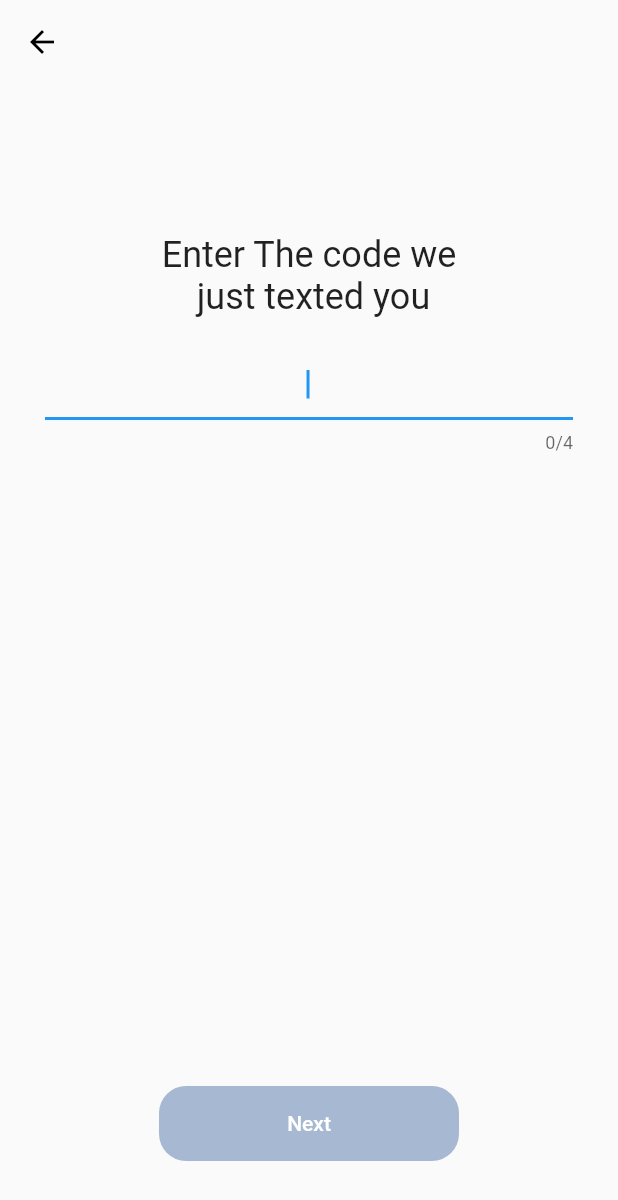
After one commit to markMichail/clubhouse-unofficial, a Flutter app: the ConfirmCodeScreen screen opened by its route, on a phone screen of 412 x 824 dp. The commit adds this screen. Shown: the top 1200 px of the screen. Run offline on Flutter 3.47's test engine with Material 2 defaults, Android fonts, the phone set to English and light mode, and no system bars; our stand-ins replace dio, intl_phone_number_input, shared_preferences; missing offline and left inert: flutter_sim_country_code; accounts and stored records are empty.

Commit message:
login and verify code screens and apis

```diff
--- /dev/null
+++ b/lib/api/models/User.dart
@@ -0,0 +1,63 @@
+import 'package:flutter/widgets.dart';
+
+class User with ChangeNotifier {
+  int userId;
+  String name;
+  String photoUrl;
+  String username;
+  String authToken;
+  bool waitlisted;
+
+  // List<User> speakers;
+  // List<User> followedBySpeaker;
+  // List<User> others;
+  // User.forUserChannel({this.userId, this.name, this.photoUrl});
+
+  User({
+    this.userId,
+    this.name,
+    this.authToken,
+    this.photoUrl,
+    this.username,
+    this.waitlisted,
+  });
+
+  factory User.fromJson({@required Map<String, dynamic> json}) {
+    return User(
+      name: json['name'],
+      authToken: json['auth_token'],
+      photoUrl: json['photo_url'],
+      userId: int.tryParse(json['user_id']),
+      username: json['username'],
+      waitlisted: json['waitlisted'],
+    );
+  }
+
+  setProvider(json) {
+    return User.fromJson(json: json);
+  }
+
+  Map<String, dynamic> toJson() => {
+        'name': name,
+        'auth_token': authToken,
+        'photo_url': photoUrl,
+        'user_id': userId.toString(),
+        'username': username,
+        'waitlisted': waitlisted
+      };
+
+  // loadData({source}) {
+  //   var data = jsonDecode(source);
+  //   try {
+  //     this.userId = int.parse(data['user_id']);
+  //   } catch (e) {
+  //     this.userId = data['user_id'];
+  //   }
+  //   // this.userId = int.parse(data['user_id']);
+  //   this.name = data['name'];
+  //   this.photoUrl = data['photo_url'];
+  //   this.username = data['username'];
+  //   this.authToken = data['user_token'];
+  //   this.deviceId = data['device_id'] ?? "";
+  // }
+}
--- /dev/null
+++ b/lib/screen arguments/confirm_code_screen_arguments.dart
@@ -0,0 +1,6 @@
+import 'package:flutter/widgets.dart';
+
+class ConfirmCodeScreenArguments {
+  final String phoneNumber;
+  ConfirmCodeScreenArguments({@required this.phoneNumber});
+}
--- /dev/null
+++ b/lib/screens/confirm_code_screen.dart
@@ -0,0 +1,114 @@
+import 'package:club_house_unofficial/api/keys.dart';
+import 'package:club_house_unofficial/api/methods/CompletePhoneNumberAuth.dart';
+import 'package:club_house_unofficial/api/models/User.dart';
+import 'package:club_house_unofficial/screen%20arguments/confirm_code_screen_arguments.dart';
+import 'package:club_house_unofficial/screens/home_screen.dart';
+import 'package:flutter/material.dart';
+import 'package:provider/provider.dart';
+
+class ConfirmCodeScreen extends StatefulWidget {
+  static const routeName = '/confirmCodeScreen';
+  ConfirmCodeScreen();
+  @override
+  _ConfirmCodeScreenState createState() => _ConfirmCodeScreenState();
+}
+
+class _ConfirmCodeScreenState extends State<ConfirmCodeScreen> {
+  TextEditingController _textEditingController = TextEditingController();
+  FocusNode _focusNode = FocusNode();
+
+  verifyCode(phoneNumber, context) async {
+    showLoadingDialog(context);
+    await CompletePhoneNumberAuth(phoneNumber: phoneNumber)
+        .verifyCode(_textEditingController.text)
+        .then((response) {
+      Navigator.of(context).pop();
+      print(response['success']);
+      if (response['success']) {
+        Provider.of<User>(context, listen: false)
+            .setProvider(response['user_profile']);
+        print(Provider.of<User>(context, listen: false).photoUrl);
+        print(Provider.of<User>(context, listen: false).authToken);
+        Navigator.of(context).pushNamedAndRemoveUntil(
+            HomeScreen.routeName, (Route<dynamic> route) => false);
+      } else {
+        showDialog(
+          context: context,
+          child: new AlertDialog(
+            title: new Text("Error!"),
+            content: new Text(response['message']),
+            actions: [
+              new FlatButton(
+                child: new Text("Close"),
+                onPressed: () {
+                  Navigator.of(context).pop();
+                },
+              ),
+            ],
+          ),
+        );
+      }
+    });
+  }
+
+  @override
+  Widget build(BuildContext context) {
+    final ConfirmCodeScreenArguments args =
+        ModalRoute.of(context).settings.arguments;
+    // print(args.phoneNumber);
+    return Scaffold(
+      appBar: AppBar(
+        backgroundColor: Colors.transparent,
+        elevation: 0.0,
+        iconTheme: IconThemeData(color: Colors.black),
+      ),
+      body: Center(
+        child: Column(
+          children: [
+            SizedBox(height: 100),
+            Text(
+              "Enter The code we \n just texted you",
+              style: Theme.of(context).textTheme.headline5,
+              textAlign: TextAlign.center,
+            ),
+            SizedBox(height: 20),
+            Padding(
+                padding: const EdgeInsets.symmetric(horizontal: 30.0),
+                child: TextField(
+                  controller: _textEditingController,
+                  onChanged: (_) {
+                    setState(() {
+                      _textEditingController = _textEditingController;
+                    });
+                  },
+                  focusNode: _focusNode,
+                  keyboardType: TextInputType.number,
+                  autofocus: true,
+                  maxLength: 4,
+                  textAlign: TextAlign.center,
+                )),
+            Spacer(),
+            MaterialButton(
+              onPressed: _textEditingController.text.length < 4
+                  ? null
+                  : () => verifyCode(args.phoneNumber, this.context),
+              disabledColor: Color.fromRGBO(84, 118, 170, 0.5),
+              child: Text(
+                "Next",
+                style: TextStyle(color: Colors.white),
+              ),
+              color: Color.fromRGBO(84, 118, 170, 1),
+              padding: EdgeInsets.all(15.0),
+              shape: RoundedRectangleBorder(
+                borderRadius: BorderRadius.circular(18.0),
+              ),
+              height: 50,
+              minWidth: 200,
+            ),
+            SizedBox(height: 50),
+          ],
+        ),
+      ),
+    );
+  }
+}
--- a/pubspec.yaml
+++ b/pubspec.yaml
@@ -24,7 +24,13 @@ dependencies:
   flutter:
     sdk: flutter
   cupertino_icons: ^1.0.0
+  dio: ^3.0.10
+  flutter_sim_country_code: ^0.0.3
+  http: null
+  intl_phone_number_input: ^0.6.0
+  provider: ^4.3.3
   shared_preferences: ^0.5.12+4
+  uuid: ^2.2.2
 
 dev_dependencies:
   flutter_test:
```
Also changed, not shown: lib/api/keys.dart (+31 -2 lines), lib/api/methods/CompletePhoneNumberAuth.dart (added, +46 -0 lines), lib/api/methods/StartPhoneNumberAuth.dart (added, +41 -0 lines), lib/api/sharedPrefsController.dart (added, +34 -0 lines), lib/main.dart (+31 -2 lines), lib/screens/home_screen.dart (added, +20 -0 lines), lib/screens/login_screen.dart (added, +160 -0 lines), lib/screens/welcome_screen.dart (+6 -3 lines), pubspec.lock, 1 other file.
